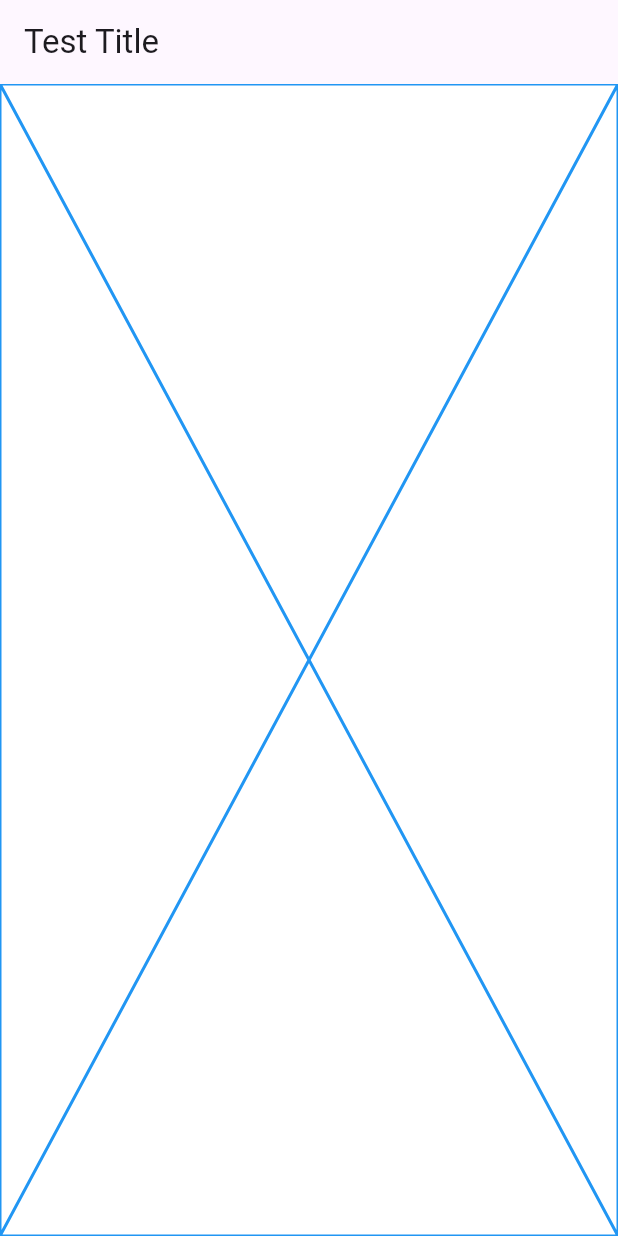
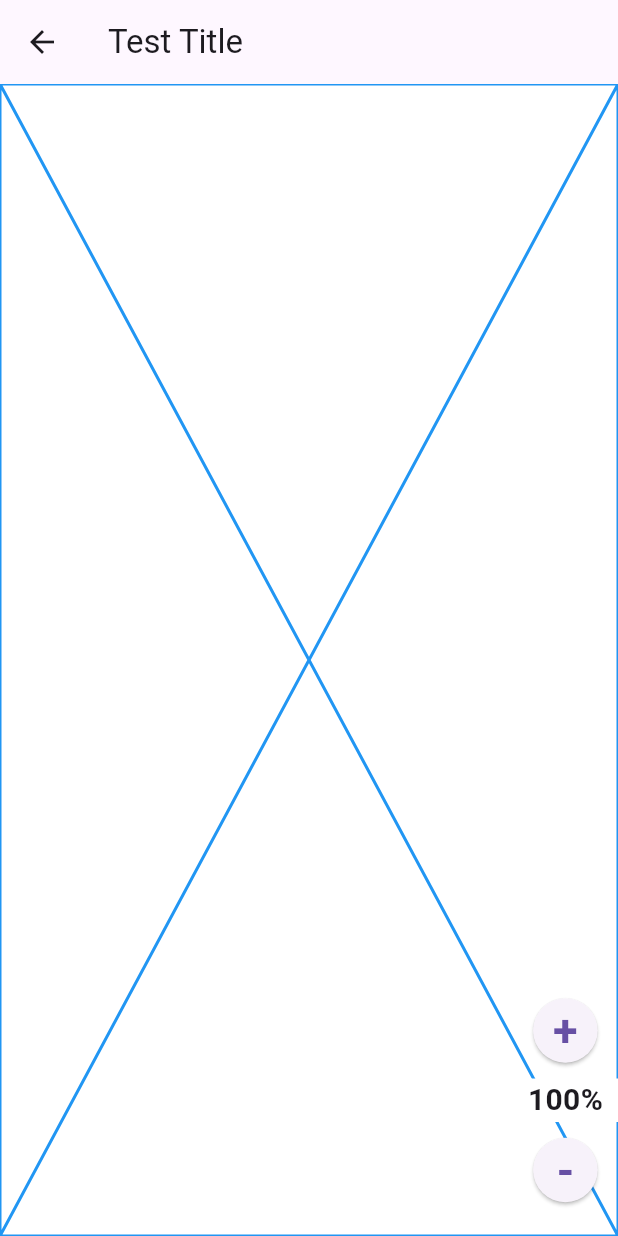
Before and after one commit to jahangir1x/ar-here, a Flutter app: the TestScreen screen opened directly, on a phone screen of 412 x 824 dp. Run offline on Flutter 3.47's test engine with Material 3 defaults, Android fonts, the phone set to English and light mode, and no system bars; our stand-ins replace cached_network_image, persistent_bottom_nav_bar; missing offline and left inert: ar_flutter_plugin; network calls fail; project files that could hold a hidden picture were left out.

Commit message:
feat: add test screen.

```diff
--- a/lib/main.dart
+++ b/lib/main.dart
@@ -50,7 +50,7 @@ class _MyAppState extends State<MyApp> {
       SettingsScreen(),
       UploadScreen(),
       HomeScreen(),
-      TestScreen(),
+      QrScanScreen(),
       AccountScreen(),
     ];
   }
@@ -313,6 +313,7 @@ class ExampleCard extends StatelessWidget {
 
 class Example {
   const Example(this.name, this.description, this.onTap);
+
   final String name;
   final String description;
   final Function onTap;
--- a/lib/screens/test_screen.dart
+++ b/lib/screens/test_screen.dart
@@ -15,9 +15,52 @@ class TestScreen extends StatelessWidget {
             Placeholder(
               color: Colors.blue,
             ),
+            Align(
+              alignment: FractionalOffset.bottomRight,
+              child: Column(
+                mainAxisAlignment: MainAxisAlignment.end,
+                children: [
+                  makeRoundButton('+', () {}),
+                  Padding(padding: const EdgeInsets.all(4.0)),
+                  Container(
+                    padding: const EdgeInsets.only(
+                        left: 10, right: 10, top: 0, bottom: 0),
+                    color: Colors.white,
+                    child: Text(
+                      '100%',
+                      style: TextStyle(
+                        fontSize: 20,
+                        fontWeight: FontWeight.bold,
+                      ),
+                    ),
+                  ),
+                  Padding(padding: const EdgeInsets.all(4.0)),
+                  makeRoundButton('-', () {}),
+                  Padding(
+                    padding: const EdgeInsets.all(10.0),
+                  ),
+                ],
+              ),
+            ),
           ],
         ),
       ),
     );
   }
+
+  makeRoundButton(String buttonText, VoidCallback callback) {
+    return ElevatedButton(
+      style: ElevatedButton.styleFrom(
+        shape: CircleBorder(),
+      ),
+      onPressed: callback,
+      child: Text(
+        buttonText,
+        style: TextStyle(
+          fontSize: 30,
+          fontWeight: FontWeight.bold,
+        ),
+      ),
+    );
+  }
 }
```
Also changed, not shown: 1 other file.
